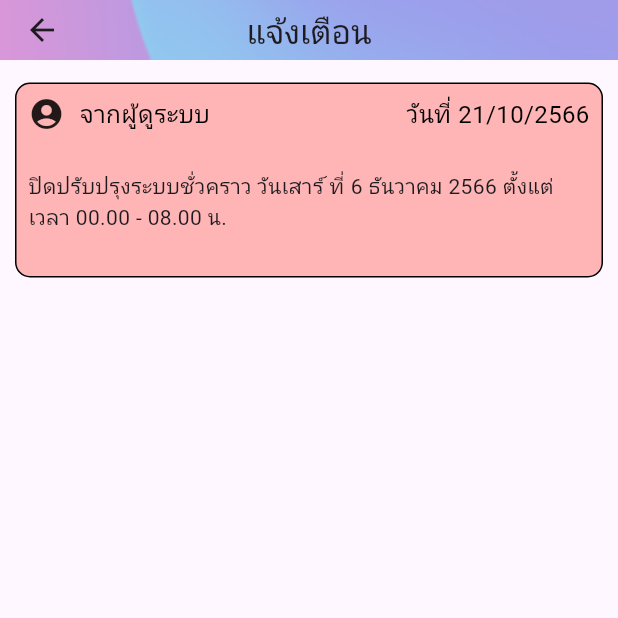
After one commit to peerapattop/swapItem-project, a Flutter app: the screen it shows once a user with an empty profile is signed in, after a tap on the "notifications" icon, on a phone screen of 412 x 824 dp, the top half of it. The commit adds this screen. Run offline on Flutter 3.47's test engine with Material 3 defaults, Android fonts, the phone set to English and light mode, and no system bars; our stand-ins replace firebase_auth, firebase_core, firebase_database, firebase_storage, image_picker; accounts and stored records are empty; network calls fail.

Commit message:
เพิ่มหน้าจอการแจ้งเตือน

```diff
--- a/lib/2_home_page.dart
+++ b/lib/2_home_page.dart
@@ -3,6 +3,7 @@ import 'package:firebase_database/firebase_database.dart';
 import 'package:flutter/material.dart';
 import 'package:swapitem/16_Payment.dart';
 import 'package:swapitem/3_build_post.dart';
+import 'package:swapitem/notification_page.dart';
 
 class HomePage extends StatefulWidget {
   const HomePage({Key? key});
@@ -30,11 +31,12 @@ class _HomePageState extends State<HomePage> {
           actions: <Widget>[
             IconButton(
               icon: Icon(
-                Icons.notification_important,
+                Icons.notifications,
                 color: Colors.white,
               ),
               onPressed: () {
-                // do something
+                Navigator.push(context,
+                    MaterialPageRoute(builder: (context) => NotificationD()));
               },
             )
           ],
@@ -57,7 +59,9 @@ class _HomePageState extends State<HomePage> {
                 return const Center(
                   child: Column(
                     children: [
-                      SizedBox(height: 350,),
+                      SizedBox(
+                        height: 350,
+                      ),
                       CircularProgressIndicator(),
                       Text('กำลังโหลดข้อมูล...')
                     ],
--- /dev/null
+++ b/lib/notification_page.dart
@@ -0,0 +1,93 @@
+import 'package:flutter/material.dart';
+
+class NotificationD extends StatefulWidget {
+  const NotificationD({super.key});
+
+  @override
+  State<NotificationD> createState() => _NotificationDState();
+}
+
+class _NotificationDState extends State<NotificationD> {
+  @override
+  Widget build(BuildContext context) {
+    return SafeArea(
+      child: Scaffold(
+        appBar: AppBar(
+          title: Text("แจ้งเตือน"),
+          toolbarHeight: 40,
+          centerTitle: true,
+          flexibleSpace: Container(
+            decoration: const BoxDecoration(
+              image: DecorationImage(
+                image: AssetImage('assets/images/image 40.png'),
+                fit: BoxFit.fill,
+              ),
+            ),
+          ),
+        ),
+        body: Center(
+          child: Column(
+            children: [
+              const SizedBox(
+                height: 10,
+              ),
+              Padding(
+                padding: const EdgeInsets.only(top: 5, right: 10, left: 10),
+                child: Container(
+                  width: 400,
+                  height: 130,
+                  decoration: BoxDecoration(
+                    borderRadius: BorderRadius.circular(10),
+                    border: Border.all(
+                      color: Colors.black,
+                      width: 1.0,
+                    ),
+                    color: Color.fromARGB(255, 255, 181, 181)              ),
+                  child: Column(
+                    children: [
+                      Row(
+                        crossAxisAlignment: CrossAxisAlignment.start,
+                        children: [
+                          Padding(
+                            padding: const EdgeInsets.only(top: 8,left: 8,right: 2),
+                            child: Icon(Icons.account_circle_rounded),
+                          ),
+                          Padding(
+                            padding: const EdgeInsets.all(8.0),
+                            child: Text(
+                              'จากผู้ดูระบบ',
+                              style: TextStyle(
+                                fontSize: 16,
+                                color: Colors.black,
+                              ),
+                            ),
+                          ),
+                          Spacer(),
+                          Padding(
+                            padding: const EdgeInsets.all(8.0),
+                            child: Text(
+                              'วันที่ 21/10/2566',
+                              style: TextStyle(
+                                fontSize: 16,
+                                color: Colors.black,
+                              ),
+                            ),
+                          ),
+                        ],
+                      ),
+                      SizedBox(height: 10,),
+                      Padding(
+                        padding: const EdgeInsets.all(8.0),
+                        child: Text('ปิดปรับปรุงระบบชั่วคราว วันเสาร์ ที่ 6 ธันวาคม 2566 ตั้งแต่เวลา 00.00 - 08.00 น. '),
+                      )
+                    ],
+                  ),
+                ),
+              ),
+            ],
+          ),
+        ),
+      ),
+    );
+  }
+}
```
